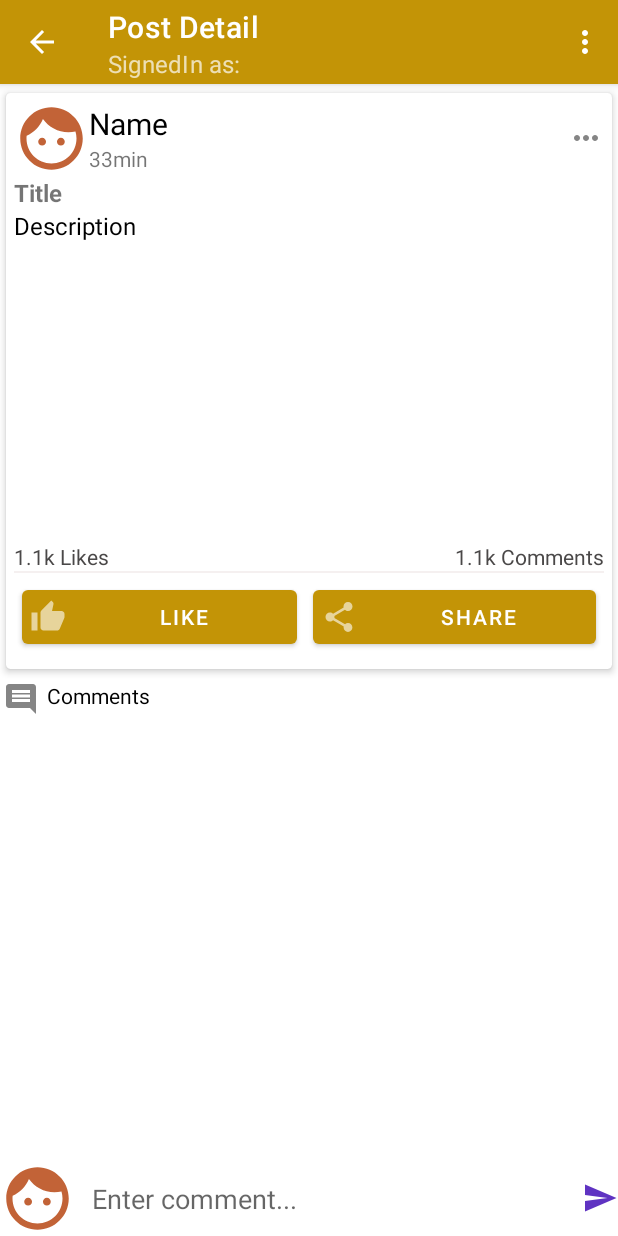
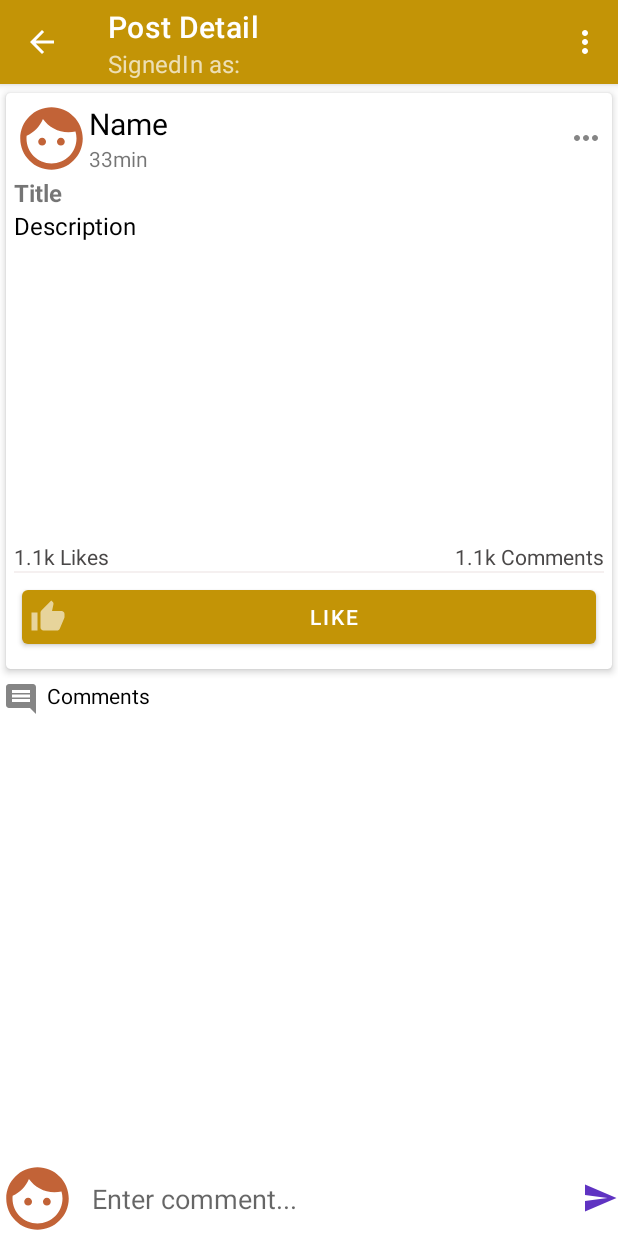
Before and after one commit to SaraAleksoska/Social-Network---Crossfit, an Android app: the PostDetailActivity screen opened directly, with no data from a screen before it, on a phone screen of 412 x 824 dp. Run offline under Robolectric (Android 15) with nearby library versions, the phone set to English and light mode, and no system bars; our stand-ins replace Firebase (no records; nobody signed in at launch, a user with empty details on screens opened directly), Picasso; plain views replace CircularImageView; 2 statements that could not run were skipped.

Commit message:
Add files via upload

```diff
--- a/app/src/main/res/layout/activity_post_detail.xml
+++ b/app/src/main/res/layout/activity_post_detail.xml
@@ -139,17 +139,6 @@
                             android:padding="5dp"
                             android:id="@+id/likeBtn"/>
 
-                        <Button
-                            android:layout_width="wrap_content"
-                            android:layout_height="wrap_content"
-                            android:layout_weight="1"
-                            android:text="SHARE"
-                            android:layout_margin="5dp"
-                            android:padding="5dp"
-                            android:background="@null"
-                            android:id="@+id/shareBtn"
-                            android:drawableLeft="@drawable/ic_share_black"/>
-
                     </LinearLayout>
 
 
```
Also changed, not shown: app/src/main/res/layout/row_posts.xml (+0 -10 lines).
